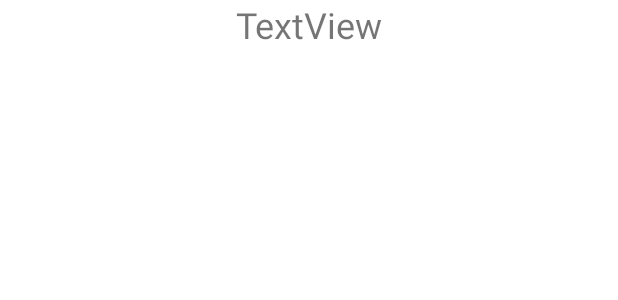
After one commit to palstr/3pQuiz, an Android app: the layout activity_podpowiedz.xml on its own in the app's theme, with its tools: preview values and no code run, on a phone screen of 412 x 824 dp. The commit adds this screen. Shown: the top 300 px of the screen. Run offline under Robolectric (Android 15) with nearby library versions, the phone set to English and light mode, and no system bars.

```diff
--- /dev/null
+++ b/app/src/main/res/layout/activity_podpowiedz.xml
@@ -0,0 +1,17 @@
+<?xml version="1.0" encoding="utf-8"?>
+<LinearLayout xmlns:android="http://schemas.android.com/apk/res/android"
+    xmlns:app="http://schemas.android.com/apk/res-auto"
+    xmlns:tools="http://schemas.android.com/tools"
+    android:layout_width="match_parent"
+    android:layout_height="match_parent"
+    android:orientation="vertical"
+    tools:context=".PodpowiedzActivity">
+
+    <TextView
+        android:id="@+id/textView"
+        android:layout_width="match_parent"
+        android:layout_height="wrap_content"
+        android:textSize="24sp"
+        android:textAlignment="center"
+        android:text="TextView" />
+</LinearLayout>
```
Also changed, not shown: app/src/main/AndroidManifest.xml (+7 -0 lines), app/src/main/java/com/example/quizz/MainActivity.java (+10 -0 lines), app/src/main/java/com/example/quizz/PodpowiedzActivity.java (added, +19 -0 lines), app/src/main/res/layout-land/activity_main.xml (added, +72 -0 lines).
